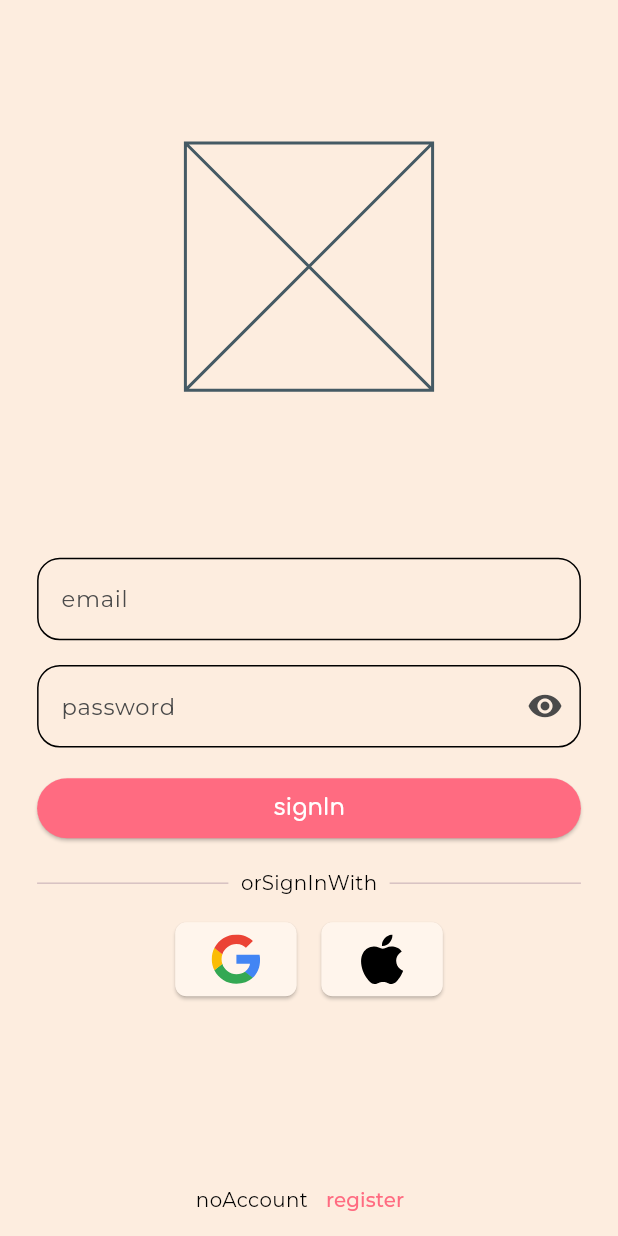
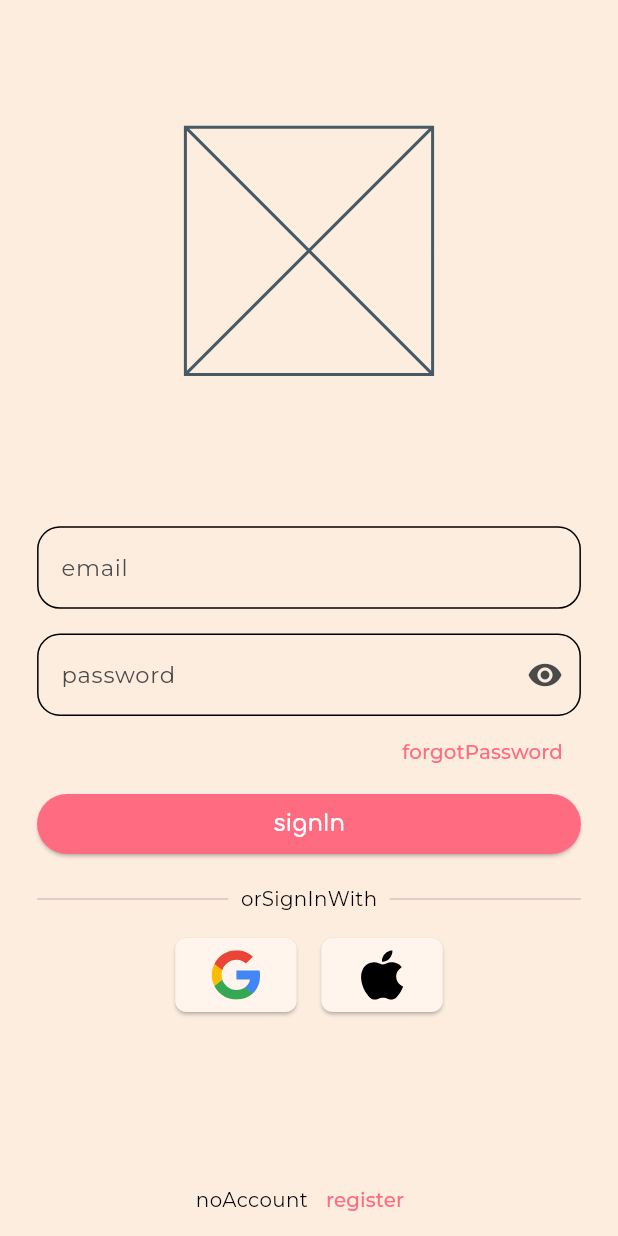
Before and after one commit to PettoORG/petto, a Flutter app: the screen it shows after launch, after a tap on "skip", on a phone screen of 412 x 824 dp. Run offline on Flutter 3.47's test engine with Material 3 defaults, Android fonts, the light colour scheme and no system bars; drawn by our look-alikes of flutter_form_builder; our stand-ins replace cloud_firestore, dartz, easy_localization, firebase_auth, firebase_core, firebase_crashlytics and 15 more; accounts and stored records are empty; generated files the repository leaves out were written again.

Commit message:
forgot password impl

```diff
--- a/lib/app/presentation/widgets/app_widget.dart
+++ b/lib/app/presentation/widgets/app_widget.dart
@@ -44,12 +44,21 @@ class _AppWidgetState extends ConsumerState<AppWidget> {
           User user = next.user;
 
           if (!user.emailVerified) {
-            // router.go(EmailVerificationRoute().location);
+            router.go(EmailVerificationRoute().location);
+            return;
+          }
+
+          final homeAllowedRoutes = [
+            SignInRoute().location,
+            SignUpRoute().location,
+            OnboardingRoute().location,
+            EmailVerificationRoute().location
+          ];
+
+          if (homeAllowedRoutes.contains(currentLocation)) {
             router.go(HomeRoute().location);
             return;
           }
-
-          router.go(HomeRoute().location);
         } else if (next is Unauthenticated) {
           // Allowed routes without authentication.
           final unauthenticated = [
--- a/lib/app/theme/app_theme_sizes.dart
+++ b/lib/app/theme/app_theme_sizes.dart
@@ -4,28 +4,28 @@ import 'package:flutter_screenutil/flutter_screenutil.dart';
 /// Defines horizontal and vertical spacing constants
 class AppThemeSpacing {
   /// Horizontal spacing as a percentage of screen width
-  static double get extraTinyH => 0.01.sw; // 1% of screen width
-  static double get tinyH => 0.015.sw; // 1.5% of screen width
-  static double get extraSmallH => 0.02.sw; // 2% of screen width
-  static double get smallH => 0.04.sw; // 4% of screen width
-  static double get mediumH => 0.06.sw; // 6% of screen width
-  static double get largeH => 0.08.sw; // 8% of screen width
-  static double get extraLargeH => 0.10.sw; // 10% of screen width
-  static double get doubleXLH => 0.12.sw; // 12% of screen width
-  static double get tripleXLH => 0.15.sw; // 15% of screen width
-  static double get ultraH => 0.20.sw; // 20% of screen width
+  static double get extraTinyW => 0.01.sw; // 1% of screen width
+  static double get tinyW => 0.015.sw; // 1.5% of screen width
+  static double get extraSmallW => 0.02.sw; // 2% of screen width
+  static double get smallW => 0.04.sw; // 4% of screen width
+  static double get mediumW => 0.06.sw; // 6% of screen width
+  static double get largeW => 0.08.sw; // 8% of screen width
+  static double get extraLargeW => 0.10.sw; // 10% of screen width
+  static double get doubleXLW => 0.12.sw; // 12% of screen width
+  static double get tripleXLW => 0.15.sw; // 15% of screen width
+  static double get ultraW => 0.20.sw; // 20% of screen width
 
   /// Vertical spacing as a percentage of screen height
-  static double get extraTinyV => 0.01.sh; // 1% of screen height
-  static double get tinyV => 0.015.sh; // 1.5% of screen height
-  static double get extraSmallV => 0.02.sh; // 2% of screen height
-  static double get smallV => 0.04.sh; // 4% of screen height
-  static double get mediumV => 0.06.sh; // 6% of screen height
-  static double get largeV => 0.08.sh; // 8% of screen height
-  static double get extraLargeV => 0.10.sh; // 10% of screen height
-  static double get doubleXLV => 0.12.sh; // 12% of screen height
-  static double get tripleXLV => 0.15.sh; // 15% of screen height
-  static double get ultraV => 0.20.sh; // 20% of screen height
+  static double get extraTinyH => 0.01.sh; // 1% of screen height
+  static double get tinyH => 0.015.sh; // 1.5% of screen height
+  static double get extraSmallH => 0.02.sh; // 2% of screen height
+  static double get smallH => 0.04.sh; // 4% of screen height
+  static double get mediumH => 0.06.sh; // 6% of screen height
+  static double get largeH => 0.08.sh; // 8% of screen height
+  static double get extraLargeH => 0.10.sh; // 10% of screen height
+  static double get doubleXLH => 0.12.sh; // 12% of screen height
+  static double get tripleXLH => 0.15.sh; // 15% of screen height
+  static double get ultraH => 0.20.sh; // 20% of screen height
 }
 
 /// Defines radii scaled with screen util
--- a/lib/auth/presentation/screens/sign_in_screen.dart
+++ b/lib/auth/presentation/screens/sign_in_screen.dart
@@ -79,11 +79,11 @@ class SignInScreen extends HookConsumerWidget {
               child: IntrinsicHeight(
                 child: Padding(
                   padding: EdgeInsets.symmetric(
-                    horizontal: AppThemeSpacing.mediumH,
+                    horizontal: AppThemeSpacing.mediumW,
                   ),
                   child: Column(
                     crossAxisAlignment: CrossAxisAlignment.stretch,
-                    spacing: AppThemeSpacing.extraSmallV,
+                    spacing: AppThemeSpacing.extraSmallH,
                     children: [
                       const Spacer(),
                       Center(
@@ -99,13 +99,13 @@ class SignInScreen extends HookConsumerWidget {
                         children: [
                           Expanded(
                             child: Divider(
-                              endIndent: AppThemeSpacing.extraSmallH,
+                              endIndent: AppThemeSpacing.extraSmallW,
                             ),
                           ),
                           Text('orSignInWith'.tr()),
                           Expanded(
                             child: Divider(
-                              indent: AppThemeSpacing.extraSmallH,
+                              indent: AppThemeSpacing.extraSmallW,
                             ),
                           ),
                         ],
@@ -119,7 +119,7 @@ class SignInScreen extends HookConsumerWidget {
                               ref.read(authNotifierProvider.notifier).signInWithGoogle();
                             },
                           ),
-                          SizedBox(width: AppThemeSpacing.smallH),
+                          SizedBox(width: AppThemeSpacing.smallW),
                           _SocialButton(
                             asset: 'assets/svgs/apple.svg',
                             onPressed: () {},
@@ -181,11 +181,11 @@ class _SocialButton extends StatelessWidget {
       ),
       child: Padding(
         padding: EdgeInsets.symmetric(
-          vertical: AppThemeSpacing.extraTinyV,
+          vertical: AppThemeSpacing.extraTinyH,
         ),
         child: SvgPicture.asset(
           asset,
-          height: AppThemeSpacing.smallV,
+          height: AppThemeSpacing.smallH,
         ),
       ),
     );
--- a/lib/auth/presentation/widgets/sign_in_form.dart
+++ b/lib/auth/presentation/widgets/sign_in_form.dart
@@ -3,6 +3,7 @@ import 'package:flutter/material.dart';
 import 'package:flutter_form_builder/flutter_form_builder.dart';
 import 'package:form_builder_validators/form_builder_validators.dart';
 import 'package:hooks_riverpod/hooks_riverpod.dart';
+import 'package:petto/app/router/app_router.dart';
 import 'package:petto/app/theme/app_theme_sizes.dart';
 import 'package:petto/auth/application/auth_notifier.dart';
 import 'package:petto/auth/application/auth_state.dart';
@@ -35,7 +36,6 @@ class _SignInFormState extends ConsumerState<SignInForm> {
       key: fk,
       autovalidateMode: AutovalidateMode.disabled,
       child: Column(
-        spacing: AppThemeSpacing.extraSmallV,
         crossAxisAlignment: CrossAxisAlignment.stretch,
         children: [
           FormBuilderTextField(
@@ -49,6 +49,7 @@ class _SignInFormState extends ConsumerState<SignInForm> {
               FormBuilderValidators.email(errorText: 'validators.invalidEmail'.tr()),
             ]),
           ),
+          SizedBox(height: AppThemeSpacing.extraSmallH),
           FormBuilderTextField(
             name: 'password',
             autovalidateMode: autovalidateMode,
@@ -63,6 +64,15 @@ class _SignInFormState extends ConsumerState<SignInForm> {
             validator: FormBuilderValidators.compose([
               FormBuilderValidators.required(errorText: 'validators.fieldRequired'.tr()),
             ]),
+          ),
+          Align(
+            alignment: Alignment.centerRight,
+            child: TextButton(
+              onPressed: () {
+                ForgotPasswordRoute().push(context);
+              },
+              child: Text('forgotPassword'.tr()),
+            ),
           ),
           ElevatedButton(
             onPressed: !loading ? _signInWithEmailAndPassword : null,
--- a/lib/auth/presentation/widgets/sign_up_form.dart
+++ b/lib/auth/presentation/widgets/sign_up_form.dart
@@ -35,7 +35,7 @@ class _SignInFormState extends ConsumerState<SignUpForm> {
       key: fk,
       autovalidateMode: AutovalidateMode.disabled,
       child: Column(
-        spacing: AppThemeSpacing.extraSmallV,
+        spacing: AppThemeSpacing.extraSmallH,
         crossAxisAlignment: CrossAxisAlignment.stretch,
         children: [
           FormBuilderTextField(
--- a/lib/home/presentation/screens/home_screen.dart
+++ b/lib/home/presentation/screens/home_screen.dart
@@ -79,8 +79,8 @@ class _HomeScreenState extends ConsumerState<HomeScreen> {
         child: Container(
           color: colorScheme.surface,
           padding: EdgeInsets.symmetric(
-            vertical: AppThemeSpacing.extraTinyV,
-            horizontal: AppThemeSpacing.mediumH,
+            vertical: AppThemeSpacing.extraTinyH,
+            horizontal: AppThemeSpacing.mediumW,
           ),
           child: GNav(
             selectedIndex: _index,
--- a/lib/onboarding/presentation/screens/onboarding_screen.dart
+++ b/lib/onboarding/presentation/screens/onboarding_screen.dart
@@ -68,18 +68,18 @@ class _OnboardingScreenState extends ConsumerState<OnboardingScreen> {
                     ),
                     Padding(
                       padding: EdgeInsets.symmetric(
-                        horizontal: AppThemeSpacing.mediumH,
+                        horizontal: AppThemeSpacing.mediumW,
                       ),
                       child: Column(
                         mainAxisAlignment: MainAxisAlignment.center,
                         children: [
-                          SizedBox(height: AppThemeSpacing.largeV),
+                          SizedBox(height: AppThemeSpacing.largeH),
                           Text(
                             page['title']!,
                             style: textTheme.titleLarge,
                             textAlign: TextAlign.center,
                           ),
-                          SizedBox(height: AppThemeSpacing.extraSmallV),
+                          SizedBox(height: AppThemeSpacing.extraSmallH),
                           Text(
                             page['body']!,
                             textAlign: TextAlign.center,
@@ -112,8 +112,8 @@ class _OnboardingScreenState extends ConsumerState<OnboardingScreen> {
             top: false,
             child: Padding(
               padding: EdgeInsets.symmetric(
-                horizontal: AppThemeSpacing.mediumH,
-                vertical: AppThemeSpacing.extraSmallV,
+                horizontal: AppThemeSpacing.mediumW,
+                vertical: AppThemeSpacing.extraSmallH,
               ),
               child: Row(
                 mainAxisAlignment: MainAxisAlignment.spaceBetween,
```
Also changed, not shown: assets/lang/es.json (+17 -5 lines), lib/app/router/app_router.dart (+10 -0 lines), lib/auth/presentation/screens/email_verification_screen.dart (+142 -4 lines), lib/auth/presentation/screens/forgot_password_screen.dart (added, +175 -0 lines), lib/auth/presentation/screens/sign_up_screen.dart (+7 -7 lines), lib/home/presentation/widgets/profile_view.dart (+8 -8 lines), lib/pets/presentation/screens/create_or_import_pet_screen.dart (+5 -5 lines), lib/pets/presentation/widgets/pet_register_form.dart (+15 -15 lines), assets/images/email-cat.png (added), assets/images/forgot-password-dog.png (added), lib/app/router/app_router.g.dart.
